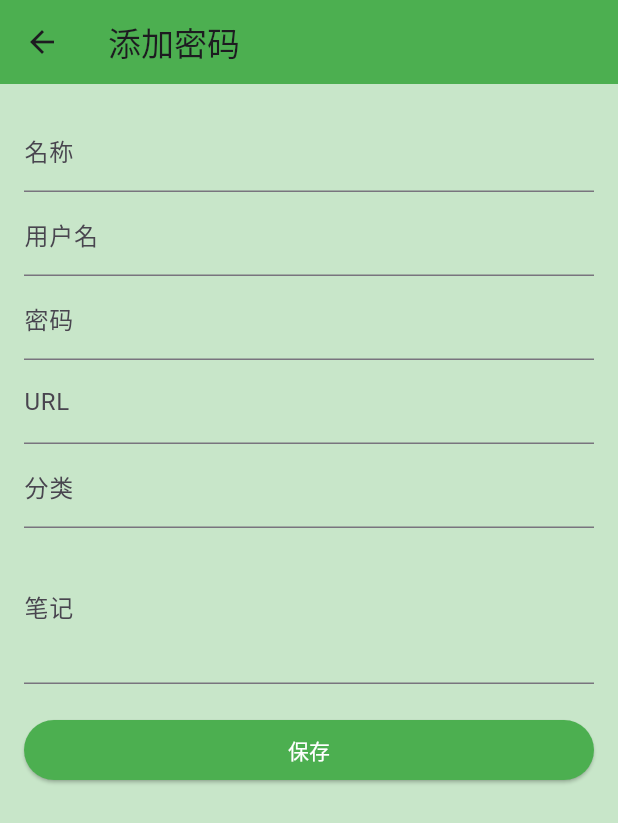
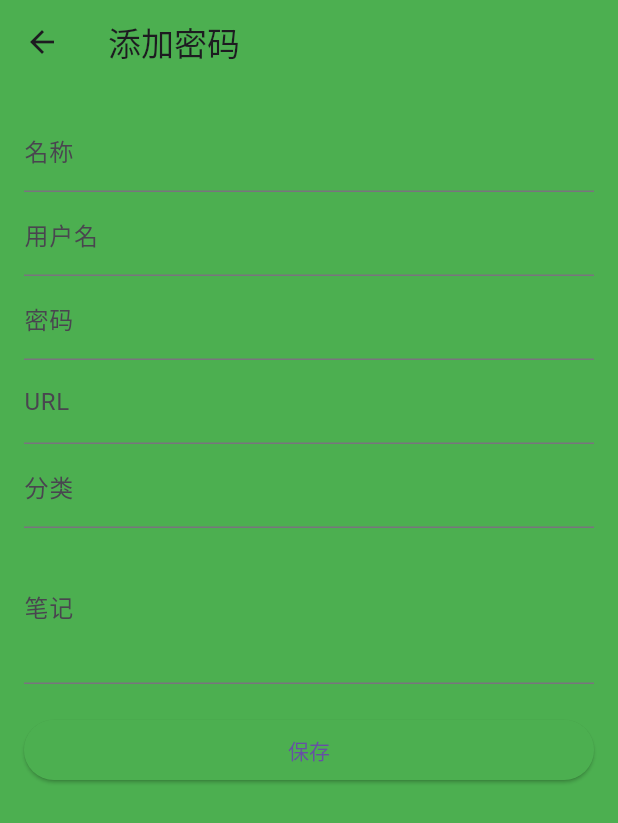
Before and after one commit to could-ai/0198fbce-7cee-7a2d-81c6-361275e9318e, a Flutter app: the screen it shows after launch, after a tap on the "add" icon, on a phone screen of 412 x 824 dp. Shown: the top 823 px of the screen. Run offline on Flutter 3.47's test engine with Material 3 defaults, Android fonts, the phone set to English and light mode, and no system bars; our stand-ins replace shared_preferences.

Commit message:
Fixed compilation error by removing const from constructors that have non-const parameters, and changed scaffoldBackgroundColor to Colors.green to make the background green as requested.

```diff
--- a/usr/lib/main.dart
+++ b/usr/lib/main.dart
@@ -16,14 +16,13 @@ class PasswordManagerApp extends StatelessWidget {
       debugShowCheckedModeBanner: false,
       theme: ThemeData(
         primaryColor: Colors.green,
-        scaffoldBackgroundColor: Colors.green.shade100,
+        scaffoldBackgroundColor: Colors.green,
         appBarTheme: AppBarTheme(
           backgroundColor: Colors.green,
         ),
         elevatedButtonTheme: ElevatedButtonThemeData(
           style: ElevatedButton.styleFrom(
-            primary: Colors.green,
-            onPrimary: Colors.white,
+            backgroundColor: Colors.green,
           ),
         ),
         floatingActionButtonTheme: FloatingActionButtonThemeData(
@@ -200,7 +199,7 @@ class _PasswordListScreenState extends State<PasswordListScreen> {
 class PasswordDetailScreen extends StatelessWidget {
   final Password password;
 
-  const PasswordDetailScreen({super.key, required this.password});
+  PasswordDetailScreen({super.key, required this.password});
 
   @override
   Widget build(BuildContext context) {
@@ -234,7 +233,7 @@ class PasswordDetailScreen extends StatelessWidget {
 class AddPasswordScreen extends StatefulWidget {
   final Function(Password) onAdd;
 
-  const AddPasswordScreen({super.key, required this.onAdd});
+  AddPasswordScreen({super.key, required this.onAdd});
 
   @override
   _AddPasswordScreenState createState() => _AddPasswordScreenState();
```
